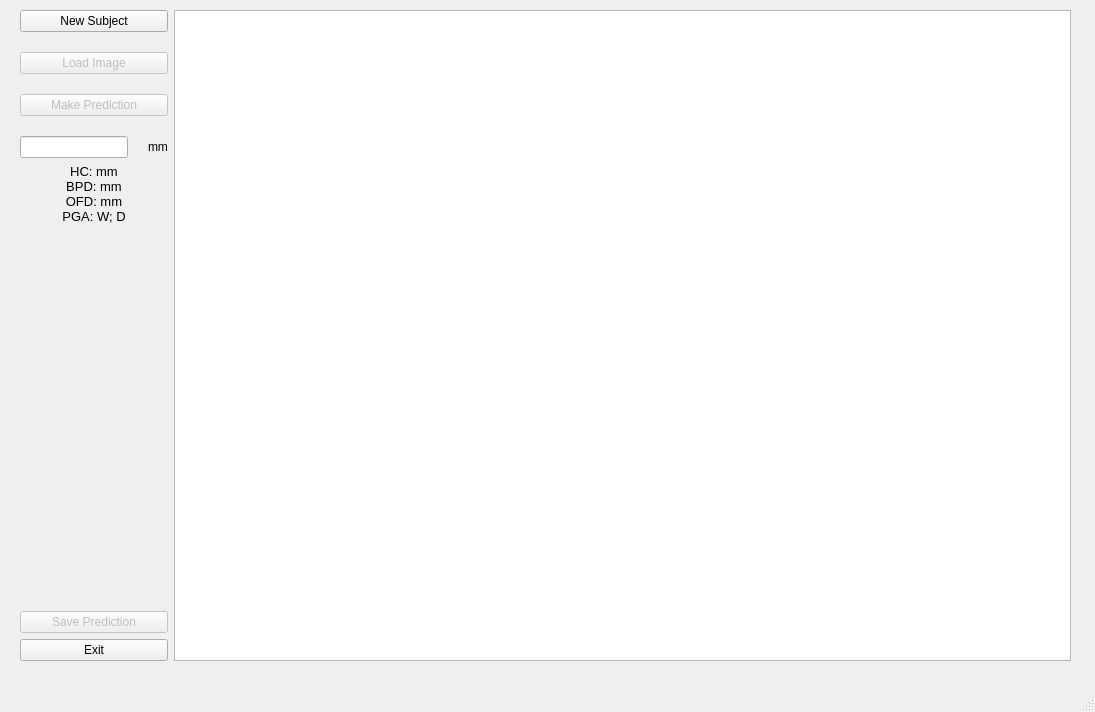
BME-Jafar/FetalBio-AI, file form.ui: the form before one commit.
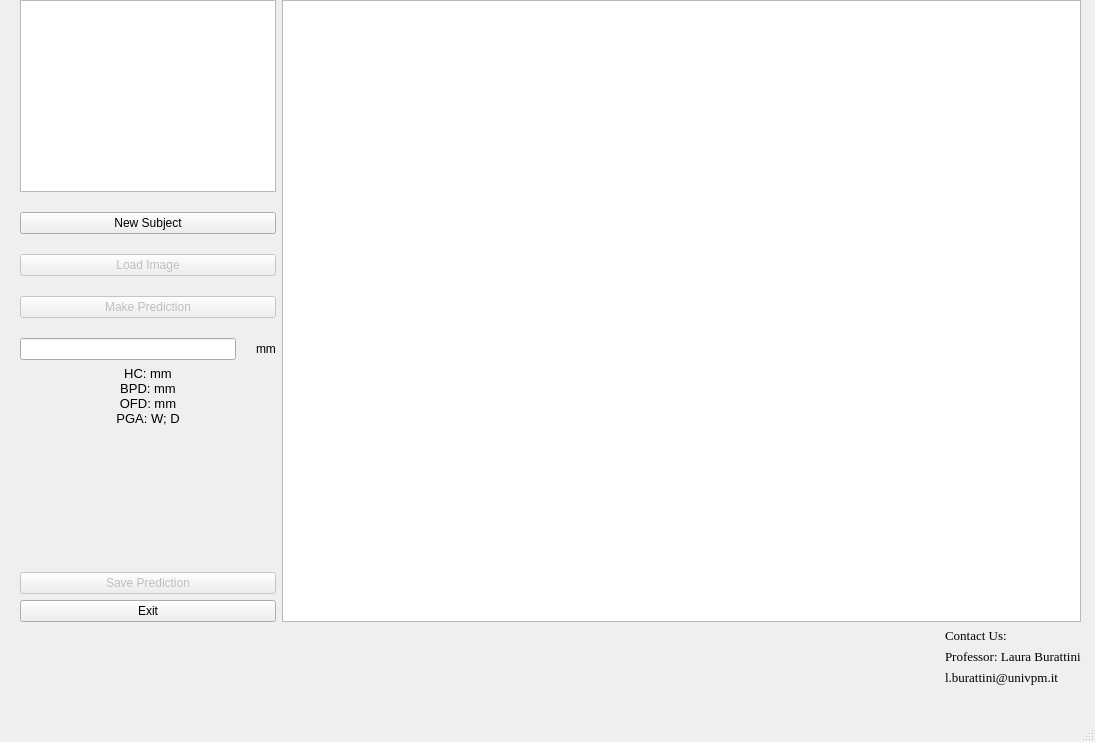
The form after the commit.

Diff of the .ui file:
```diff
--- a/form.ui
+++ b/form.ui
@@ -7,7 +7,7 @@
     <x>0</x>
     <y>0</y>
     <width>1095</width>
-    <height>712</height>
+    <height>742</height>
    </rect>
   </property>
   <property name="sizePolicy">
@@ -54,11 +54,16 @@
     <property name="geometry">
      <rect>
       <x>20</x>
-      <y>10</y>
-      <width>1051</width>
-      <height>651</height>
+      <y>0</y>
+      <width>1061</width>
+      <height>685</height>
      </rect>
     </property>
+    <layout class="QVBoxLayout" name="verticalLayout_2" stretch="0,1,0">
+     <item>
+      <layout class="QHBoxLayout" name="PatientLayout"/>
+     </item>
+     <item>
     <layout class="QHBoxLayout" name="horizontalLayout" stretch="0,1">
      <property name="sizeConstraint">
       <enum>QLayout::SizeConstraint::SetDefaultConstraint</enum>
@@ -82,6 +87,16 @@
          <property name="spacing">
           <number>20</number>
          </property>
+           <item>
+            <widget class="QGraphicsView" name="logoUNIVPM">
+             <property name="sizePolicy">
+              <sizepolicy hsizetype="Minimum" vsizetype="Minimum">
+               <horstretch>0</horstretch>
+               <verstretch>0</verstretch>
+              </sizepolicy>
+             </property>
+            </widget>
+           </item>
          <item>
           <widget class="QPushButton" name="newSub_Button">
            <property name="text">
@@ -245,6 +260,68 @@
         </sizepolicy>
        </property>
       </widget>
+       </item>
+      </layout>
+     </item>
+     <item>
+      <layout class="QHBoxLayout" name="contactUs_Layout">
+       <item>
+        <spacer name="horizontalSpacer">
+         <property name="orientation">
+          <enum>Qt::Orientation::Horizontal</enum>
+         </property>
+         <property name="sizeHint" stdset="0">
+          <size>
+           <width>40</width>
+           <height>20</height>
+          </size>
+         </property>
+        </spacer>
+       </item>
+       <item>
+        <layout class="QVBoxLayout" name="verticalLayout_3">
+         <item>
+          <widget class="QLabel" name="label">
+           <property name="font">
+            <font>
+             <family>Times New Roman</family>
+             <pointsize>10</pointsize>
+            </font>
+           </property>
+           <property name="text">
+            <string>Contact Us:</string>
+           </property>
+          </widget>
+         </item>
+         <item>
+          <widget class="QLabel" name="label_2">
+           <property name="font">
+            <font>
+             <family>Times New Roman</family>
+             <pointsize>10</pointsize>
+            </font>
+           </property>
+           <property name="text">
+            <string>Professor: Laura Burattini</string>
+           </property>
+          </widget>
+         </item>
+         <item>
+          <widget class="QLabel" name="label_3">
+           <property name="font">
+            <font>
+             <family>Times New Roman</family>
+             <pointsize>10</pointsize>
+            </font>
+           </property>
+           <property name="text">
+            <string>l.burattini@univpm.it</string>
+           </property>
+          </widget>
+         </item>
+        </layout>
+       </item>
+      </layout>
      </item>
     </layout>
    </widget>
```
Left out of the diff: 2 changed lines with no effect on the pictures. Lines whose indentation alone changed are shown as unchanged.
